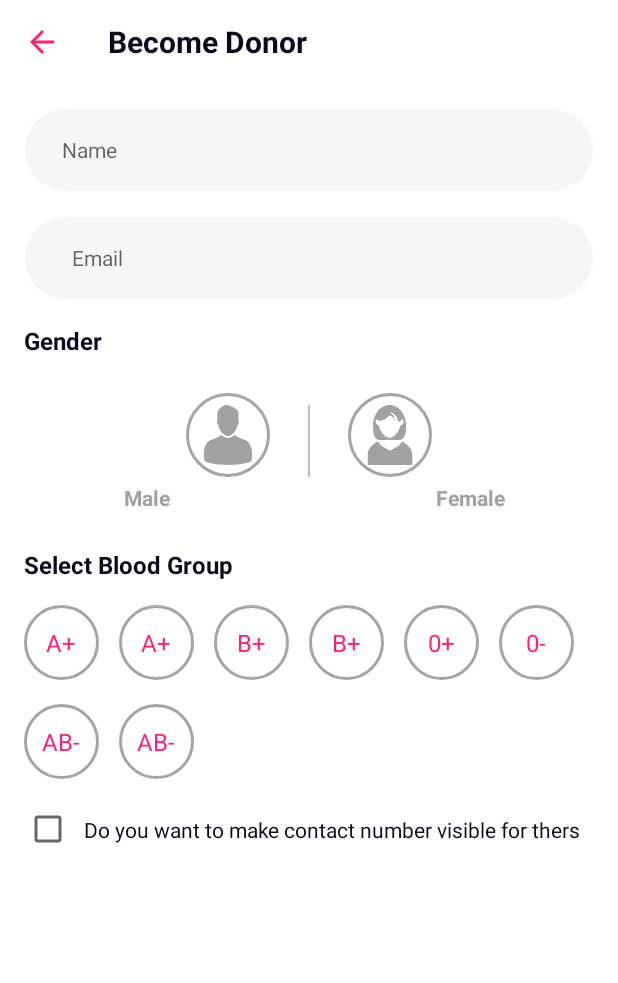
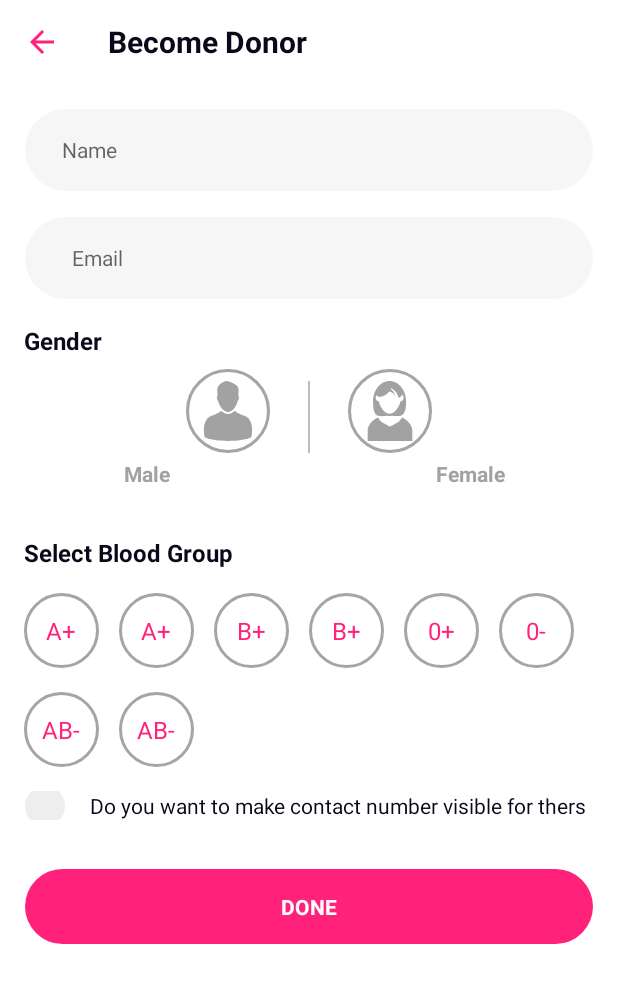
Before and after one commit to Animesh-Barai/be_a_hero, an Android app: the ActivityRegisterDonor screen opened directly, with no data from a screen before it, on a phone screen of 412 x 824 dp. Shown: the top 983 px of the screen. Run offline under Robolectric (Android 15) with nearby library versions, the phone set to English and light mode, and no system bars; our stand-ins replace data binding.

Commit message:
register donor screen finished

```diff
--- /dev/null
+++ b/app/src/main/res/drawable-anydpi/ic_action_check.xml
@@ -0,0 +1,10 @@
+<vector xmlns:android="http://schemas.android.com/apk/res/android"
+    android:width="24dp"
+    android:height="24dp"
+    android:viewportWidth="24"
+    android:viewportHeight="24"
+    android:tint="#FFFFFF">
+    <path
+        android:fillColor="#FF000000"
+        android:pathData="M9,16.17L4.83,12l-1.42,1.41L9,19 21,7l-1.41,-1.41z"/>
+</vector>
--- /dev/null
+++ b/app/src/main/res/drawable/checkbox_custom.xml
@@ -0,0 +1,10 @@
+<?xml version="1.0" encoding="utf-8"?>
+<selector xmlns:android="http://schemas.android.com/apk/res/android">
+
+    <item android:state_checked="true"
+        android:drawable="@drawable/checkbox_custom_check_background" />
+    <item android:state_pressed="true"
+        android:drawable="@drawable/checkbox_custom_check_background" />
+    <item android:state_pressed="false"
+        android:drawable="@drawable/checkbox_custom_uncheck_background" />
+</selector>
--- /dev/null
+++ b/app/src/main/res/drawable/checkbox_custom_check_background.xml
@@ -0,0 +1,18 @@
+<?xml version="1.0" encoding="utf-8"?>
+<layer-list xmlns:android="http://schemas.android.com/apk/res/android">
+    <item>
+        <shape android:shape="oval">
+            <size
+                android:height="26dp"
+                android:width="26dp" />
+            <solid android:color="@color/colorPrimaryDark" />
+        </shape>
+    </item>
+    <item
+        android:bottom="2dp"
+        android:left="2dp"
+        android:right="2dp"
+        android:top="2dp"
+        android:drawable="@drawable/ic_action_check"/>
+
+</layer-list>
--- /dev/null
+++ b/app/src/main/res/drawable/checkbox_custom_uncheck_background.xml
@@ -0,0 +1,14 @@
+<?xml version="1.0" encoding="utf-8"?>
+<layer-list xmlns:android="http://schemas.android.com/apk/res/android">
+<item>
+    <shape android:shape="oval">
+        <size
+            android:height="28dp"
+            android:width="28dp" />
+        <solid android:color="@color/md_grey_200" />
+        <stroke
+            android:width="1dp"
+            android:color="@android:color/transparent" />
+    </shape>
+</item>
+</layer-list>
--- a/app/src/main/res/layout/activity_register_donor.xml
+++ b/app/src/main/res/layout/activity_register_donor.xml
@@ -6,7 +6,7 @@
 
     <RelativeLayout
         android:layout_width="match_parent"
-        android:layout_height="match_parent"
+        android:layout_height="wrap_content"
         android:background="@color/white">
 
         <android.support.v7.widget.Toolbar
@@ -31,11 +31,15 @@
 
         </android.support.v7.widget.Toolbar>
 
+        <ScrollView
+            android:layout_width="match_parent"
+            android:layout_height="match_parent"
+            android:layout_below="@+id/toolbar">
+
             <LinearLayout
                 android:layout_width="match_parent"
                 android:layout_height="wrap_content"
                 android:orientation="vertical"
-            android:layout_below="@+id/toolbar"
                 android:padding="@dimen/spacing_large">
 
                 <EditText
@@ -79,16 +83,14 @@
                     android:textSize="16sp"
                     android:textStyle="bold"
                     android:textColor="@color/be_hero_dark"
-                android:paddingTop="@dimen/spacing_large"
                     app:fontFamily="@fonts/montserrat_regular"
-                android:paddingBottom="@dimen/spacing_large" />
+                    android:layout_marginTop="@dimen/spacing_large" />
 
                 <RelativeLayout
                     android:layout_width="match_parent"
                     android:layout_height="wrap_content"
                     android:orientation="horizontal"
-                android:paddingTop="@dimen/spacing_mmiddle"
-                android:paddingBottom="@dimen/spacing_mmiddle">
+                    android:layout_marginTop="@dimen/spacing_mmiddle">
 
                     <LinearLayout
                         android:layout_width="match_parent"
@@ -174,12 +176,13 @@
                     android:textColor="@color/be_hero_dark"
                     android:paddingTop="@dimen/spacing_large"
                     app:fontFamily="@fonts/montserrat_regular"
-                android:paddingBottom="@dimen/spacing_large" />
+                    android:layout_marginTop="@dimen/spacing_large" />
 
                 <!--Blood Group Radio Buttons-->
                 <RelativeLayout
                     android:layout_width="match_parent"
-                android:layout_height="wrap_content">
+                    android:layout_height="wrap_content"
+                    android:layout_marginTop="@dimen/spacing_large">
 
                     <LinearLayout
                         android:id="@+id/blood_group_radio_layout_1"
@@ -377,32 +380,57 @@
 
                 <!--The make your contacts visible checkbox-->
                 <LinearLayout
-                android:layout_width="wrap_content"
+                    android:layout_width="match_parent"
                     android:layout_height="wrap_content"
-                android:layout_marginTop="@dimen/spacing_mmiddle"
                     android:gravity="center"
-                android:orientation="horizontal">
+                    android:orientation="horizontal"
+                    android:layout_marginTop="@dimen/spacing_large"
+                    android:layout_marginBottom="@dimen/spacing_large">
 
                     <CheckBox
-                    android:id="@+id/terms_agreed_checkbox"
+                        android:id="@+id/contacts_visible_checkbox"
                         android:layout_width="wrap_content"
-                    android:layout_height="wrap_content"
-                    android:paddingLeft="@dimen/spacing_medium"
-                    android:paddingRight="@dimen/spacing_medium" />
+                        android:layout_height="match_parent"
+                        android:gravity="center"
+                        android:button="@drawable/checkbox_custom"
+                        android:layout_marginRight="@dimen/spacing_large"/>
 
                     <TextView
                         android:layout_width="match_parent"
                         android:layout_height="wrap_content"
                         android:textSize="14sp"
                         android:textColor="@color/be_hero_dark"
-                    android:paddingTop="@dimen/spacing_large"
                         app:fontFamily="@fonts/montserrat_medium"
-                    android:paddingBottom="@dimen/spacing_large"
                         android:text="Do you want to make contact number visible for thers" />
 
                 </LinearLayout>
 
+                <!--The Done Button-->
+                <com.be_a_hero.app.widget.MaterialRippleLayout
+                    style="@style/RippleStyleWhite"
+                    android:layout_width="match_parent"
+                    android:layout_height="wrap_content"
+                    android:layout_marginTop="@dimen/spacing_large"
+                    android:layout_marginBottom="@dimen/spacing_large"
+                    android:layout_below="@+id/input_phone_number_layout">
+
+                    <Button
+                        android:id="@+id/button_register_donor"
+                        android:layout_width="match_parent"
+                        android:layout_height="wrap_content"
+                        android:text="Done"
+                        android:textStyle="bold"
+                        android:textAllCaps="true"
+                        android:textColor="@color/white"
+                        android:padding="@dimen/spacing_large"
+                        app:fontFamily="@fonts/montserrat_medium"
+                        android:background="@drawable/rect_button_red_background"/>
+
+                </com.be_a_hero.app.widget.MaterialRippleLayout>
+
             </LinearLayout>
+
+        </ScrollView>
 
     </RelativeLayout>
 
--- a/app/src/main/res/layout/fragment_welcome_slide2.xml
+++ b/app/src/main/res/layout/fragment_welcome_slide2.xml
@@ -41,7 +41,7 @@
                 android:textSize="16sp"
                 android:textStyle="bold"
                 android:gravity="center"
-                android:text="Donate Blood"
+                android:text="Search Blood Donor"
                 android:textColor="@color/white"
                 app:fontFamily="@fonts/montserrat_medium" />
 
--- a/app/src/main/res/layout/popup_verify_code.xml
+++ b/app/src/main/res/layout/popup_verify_code.xml
@@ -145,7 +145,7 @@
                     android:layout_width="wrap_content"
                     android:layout_height="wrap_content"
                     android:text="Re-send"
-                    android:textSize="18sp"
+                    android:textSize="16sp"
                     android:textStyle="bold"
                     android:layout_alignParentLeft="true"
                     android:padding="@dimen/spacing_large"
@@ -165,7 +165,7 @@
                     android:layout_width="match_parent"
                     android:layout_height="wrap_content"
                     android:text="OK"
-                    android:textSize="18sp"
+                    android:textSize="16sp"
                     android:textStyle="bold"
                     android:minWidth="120dp"
                     android:textAllCaps="true"
```
Also changed, not shown: app/src/main/res/drawable-hdpi/ic_action_check.png (added), app/src/main/res/drawable-mdpi/ic_action_check.png (added), app/src/main/res/drawable-xhdpi/ic_action_check.png (added), app/src/main/res/drawable-xxhdpi/ic_action_check.png (added). Lines whose indentation alone changed are shown as unchanged.
